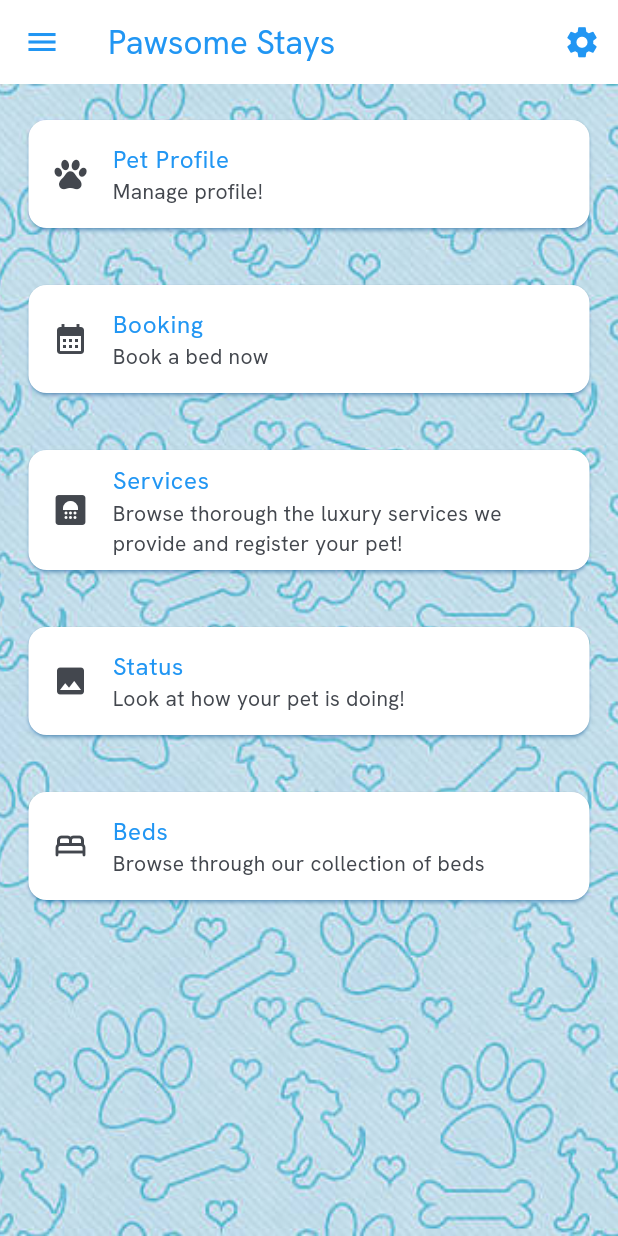
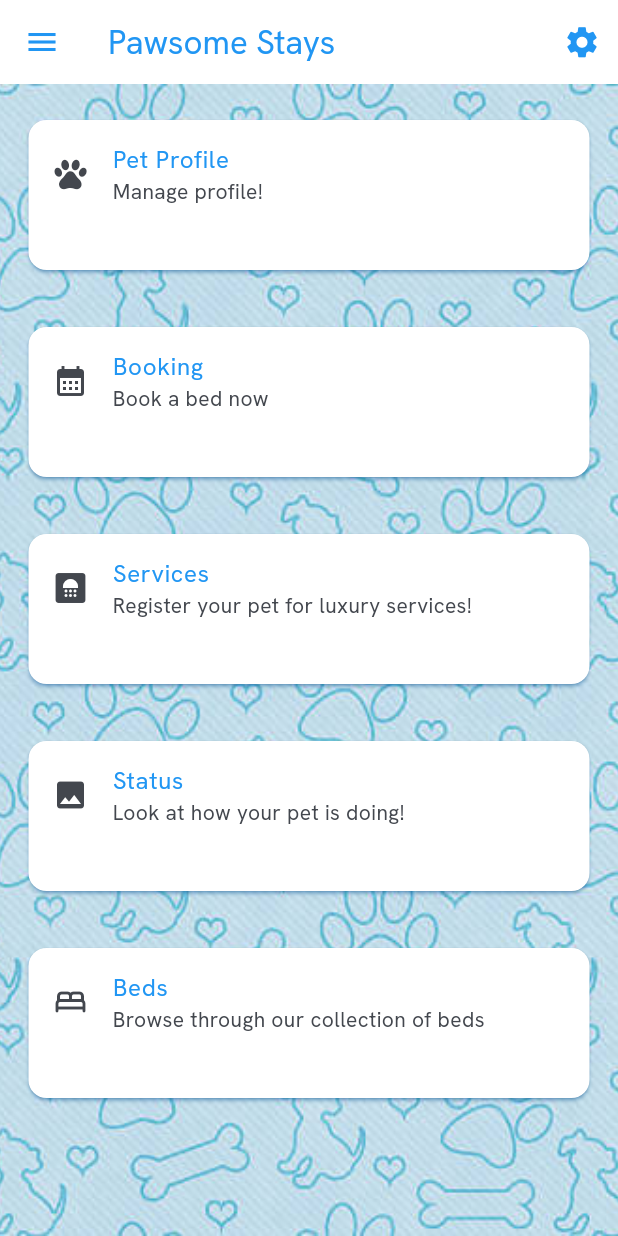
Before and after one commit to arushi1703/pawsome_stays, a Flutter app: the HomePage screen opened by its route, on a phone screen of 412 x 824 dp. Run offline on Flutter 3.47's test engine with Material 3 defaults, Android fonts, the phone set to English and light mode, and no system bars; our stand-ins replace delightful_toast, firebase_auth, firebase_core, get_it, google_fonts, image_picker and 1 more; missing offline and left inert: image_card; accounts and stored records are empty.

Commit message:
minor changes

```diff
--- a/lib/consts.dart
+++ b/lib/consts.dart
@@ -10,5 +10,7 @@ final RegExp PHONE_VALIDATION_REGEX = RegExp(r'^\d{10}$');
 
 final RegExp DEFAULT_VALIDATION_REGEX = RegExp(r".*");
 
+final RegExp ADDRESS_VALIDATION_REGEX = RegExp(r'^[a-zA-Z0-9,-\s]+$');
+
 final String PLACEHOLDER_PFP =
     "https://t3.ftcdn.net/jpg/05/16/27/58/360_F_516275801_f3Fsp17x6HQK0xQgDQEELoTuERO4SsWV.jpg";
--- a/lib/pages/home_page.dart
+++ b/lib/pages/home_page.dart
@@ -62,7 +62,7 @@ class _HomePageState extends State<HomePage> {
               SizedBox(height:30),
               CustomCard(
                 title: "Services",
-                subtitle: "Browse thorough the luxury services we provide and register your pet!",
+                subtitle: "Register your pet for luxury services!",
                 icon: Icon(Icons.bathroom),
                 path:"/services"
               ),
--- a/lib/pages/registerServicePage.dart
+++ b/lib/pages/registerServicePage.dart
@@ -1,5 +1,6 @@
 import 'package:flutter/material.dart';
 import 'package:get_it/get_it.dart';
+import 'package:pawsome_stays/services/alert_service.dart';
 import '../services/navigation_service.dart';
 import '../widgets/custom_appbar.dart';
 import 'package:pawsome_stays/widgets/custom_drawer.dart';
@@ -15,6 +16,7 @@ class _RegisterServicePageState extends State<RegisterServicePage> {
 
   final GetIt _getIt = GetIt.instance;
   late NavigationService _navigationService;
+  late AlertService _alertService;
 
   final List<String> services = ['Grooming', 'Pawdicure', 'De-Shedding', 'DailyWalks', 'Yoga', 'Swimming'];
   List<String> selectedServices = [];
@@ -23,6 +25,7 @@ class _RegisterServicePageState extends State<RegisterServicePage> {
   void initState() {
     super.initState();
     _navigationService = _getIt.get<NavigationService>();
+    _alertService = _getIt.get<AlertService>();
   }
 
   @override
@@ -77,6 +80,8 @@ class _RegisterServicePageState extends State<RegisterServicePage> {
             ElevatedButton(
                 onPressed: (){
                   print(selectedServices);
+                  _navigationService.pushNamed("/home");
+                  _alertService.showToast(text: "Services Registered!");
                 },
                 child: const Text('Submit',
                   style: TextStyle(
--- a/lib/widgets/custom_card.dart
+++ b/lib/widgets/custom_card.dart
@@ -34,6 +34,8 @@ class _CustomCardState extends State<CustomCard> {
     return Card(
       color: Colors.white,
       shadowColor: Colors.blue,
+      child: Container(
+        height: 100,
         child: Column(
           mainAxisSize: MainAxisSize.min,
           children: [
@@ -51,6 +53,7 @@ class _CustomCardState extends State<CustomCard> {
             ),
           ],
         ),
+      ),
     );
   }
 }
--- a/pubspec.yaml
+++ b/pubspec.yaml
@@ -44,6 +44,7 @@ dependencies:
   image_picker: ^1.1.2
   table_calendar: ^3.1.2
   image_card: ^0.0.4
+  http: ^1.2.2
 
 dev_dependencies:
   flutter_test:
```
Also changed, not shown: lib/pages/register_page.dart (+13 -2 lines), pubspec.lock. Lines whose indentation alone changed are shown as unchanged.
